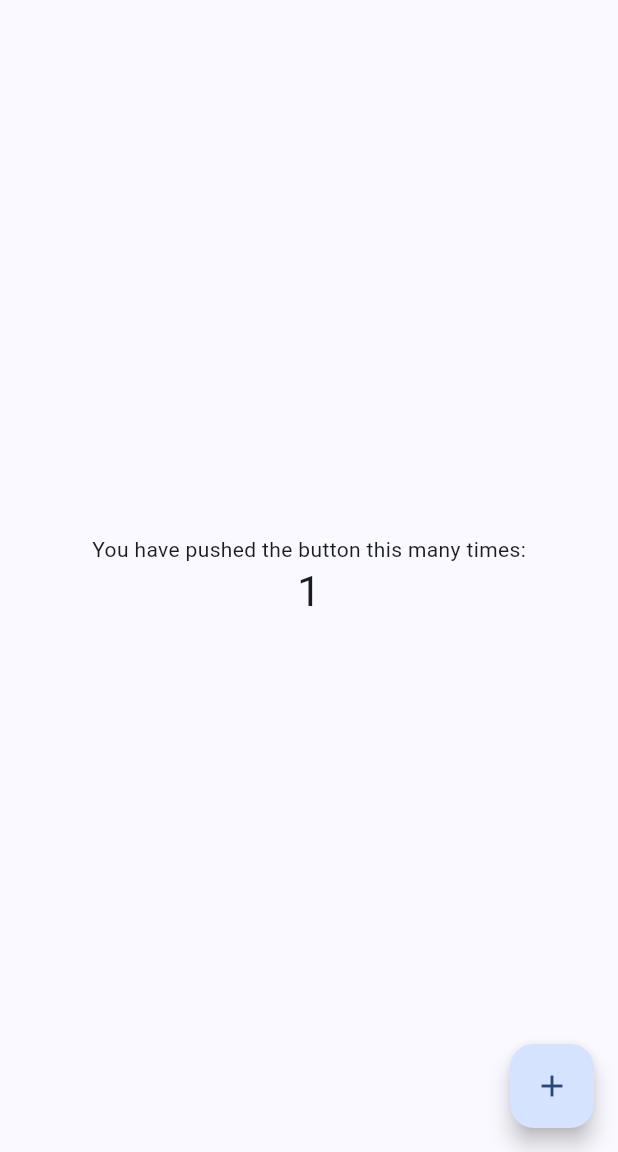
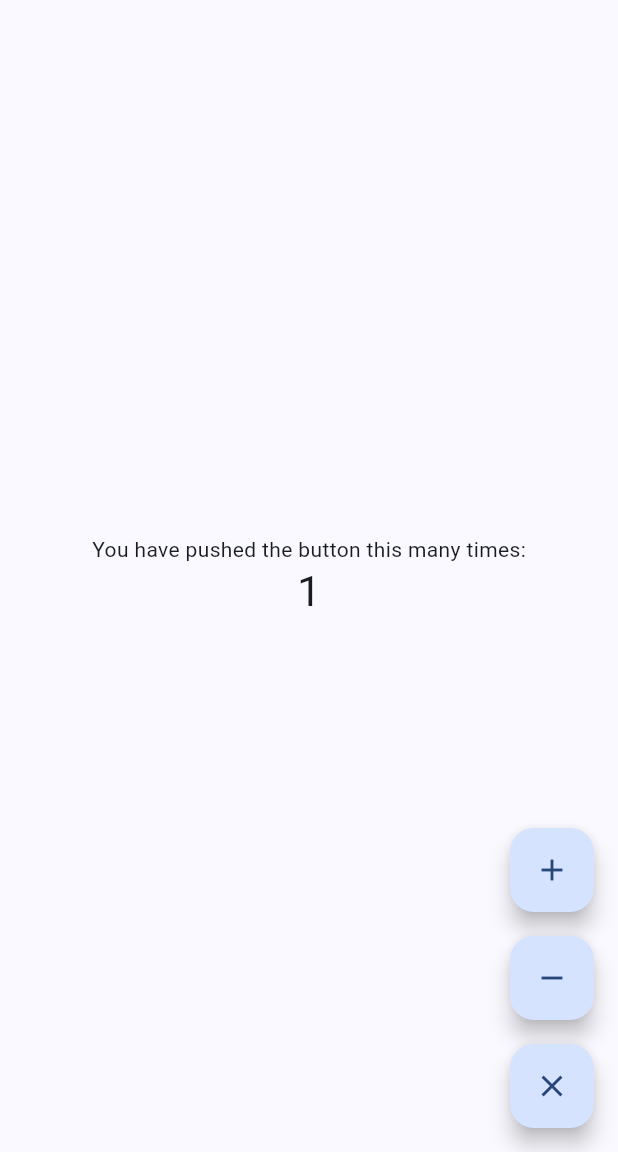
Before and after one commit to ilipovcev/flutter_theme_with_bloc, a Flutter app: the screen it shows after launch, after a tap on the "add" icon, on a phone screen of 412 x 824 dp, the part 84-1236 px from its top. Run offline on Flutter 3.47's test engine with Material 3 defaults, Android fonts, the phone set to English and light mode, and no system bars; our stand-ins replace equatable, flutter_bloc, hydrated_bloc.

Commit message:
add counter events

```diff
--- /dev/null
+++ b/devtools_options.yaml
@@ -0,0 +1 @@
+extensions:
--- /dev/null
+++ b/lib/core/theme/styles/constants.dart
@@ -0,0 +1,3 @@
+import 'package:flutter/material.dart';
+
+const heightSizedBox = SizedBox(height: 16);
--- a/lib/features/counter/controllers/counter_bloc.dart
+++ b/lib/features/counter/controllers/counter_bloc.dart
@@ -1,10 +1,10 @@
 import 'package:equatable/equatable.dart';
-import 'package:flutter_bloc/flutter_bloc.dart';
+import 'package:hydrated_bloc/hydrated_bloc.dart';
 
 part 'counter_event.dart';
 part 'counter_state.dart';
 
-class CounterBloc extends Bloc<CounterEvent, CounterState> {
+class CounterBloc extends HydratedBloc<CounterEvent, CounterState> {
   CounterBloc() : super(const CounterState(value: 0)) {
     on<Increment>(
       (event, emit) => _changeValue(state.value + 1, emit: emit),
@@ -12,8 +12,16 @@ class CounterBloc extends Bloc<CounterEvent, CounterState> {
     on<Decrement>(
       (event, emit) => _changeValue(state.value - 1, emit: emit),
     );
+    on<Clear>(
+      (event, emit) => _changeValue(0, emit: emit),
+    );
   }
 
-  void _changeValue(int value, {required Emitter<CounterState> emit}) =>
-      emit(state.copyWith(value: value));
+  void _changeValue(int value, {required Emitter<CounterState> emit}) => emit(state.copyWith(value: value));
+
+  @override
+  CounterState? fromJson(Map<String, dynamic> json) => CounterState.fromMap(json);
+
+  @override
+  Map<String, dynamic>? toJson(CounterState state) => state.toMap();
 }
--- a/lib/features/counter/controllers/counter_event.dart
+++ b/lib/features/counter/controllers/counter_event.dart
@@ -11,3 +11,7 @@ class Increment extends CounterEvent {
 class Decrement extends CounterEvent {
   const Decrement();
 }
+
+class Clear extends CounterEvent {
+  const Clear();
+}
--- a/lib/features/counter/controllers/counter_state.dart
+++ b/lib/features/counter/controllers/counter_state.dart
@@ -2,6 +2,10 @@ part of 'counter_bloc.dart';
 
 class CounterState extends Equatable {
   const CounterState({required this.value});
+
+  factory CounterState.fromMap(Map<String, dynamic> map) => CounterState(
+        value: map['value'] as int,
+      );
 
   final int value;
 
@@ -14,4 +18,8 @@ class CounterState extends Equatable {
       CounterState(
         value: value ?? this.value,
       );
+
+  Map<String, dynamic> toMap() => {
+        'value': value,
+      };
 }
--- /dev/null
+++ b/lib/features/counter/widgets/counter_control_buttons.dart
@@ -0,0 +1,40 @@
+import 'package:flutter/material.dart';
+import 'package:flutter_bloc/flutter_bloc.dart';
+import 'package:theme_bloc/core/theme/styles/constants.dart';
+import 'package:theme_bloc/features/counter/controllers/counter_bloc.dart';
+
+class CounterControlButtons extends StatelessWidget {
+  const CounterControlButtons({
+    super.key,
+  });
+
+  @override
+  Widget build(BuildContext context) => Column(
+        mainAxisSize: MainAxisSize.min,
+        children: [
+          FloatingActionButton(
+            onPressed: () => context.read<CounterBloc>().add(
+                  const Increment(),
+                ),
+            tooltip: 'Increment',
+            child: const Icon(Icons.add),
+          ),
+          heightSizedBox,
+          FloatingActionButton(
+            onPressed: () => context.read<CounterBloc>().add(
+                  const Decrement(),
+                ),
+            tooltip: 'Decrement',
+            child: const Icon(Icons.remove),
+          ),
+          heightSizedBox,
+          FloatingActionButton(
+            onPressed: () => context.read<CounterBloc>().add(
+                  const Clear(),
+                ),
+            tooltip: 'Clear',
+            child: const Icon(Icons.clear),
+          ),
+        ],
+      );
+}
--- a/lib/features/counter/widgets/counter_view.dart
+++ b/lib/features/counter/widgets/counter_view.dart
@@ -2,6 +2,7 @@ import 'package:flutter/material.dart';
 import 'package:flutter_bloc/flutter_bloc.dart';
 import 'package:theme_bloc/core/theme/controller/theme_bloc.dart';
 import 'package:theme_bloc/features/counter/controllers/counter_bloc.dart';
+import 'package:theme_bloc/features/counter/widgets/counter_control_buttons.dart';
 
 class CounterView extends StatelessWidget {
   const CounterView({super.key, required this.title});
@@ -15,13 +16,11 @@ class CounterView extends StatelessWidget {
           title: Text(title),
           actions: [
             _BrightnessButton(
-              handleBrightnessChange: (useLightMode) =>
-                  context.read<ThemeBloc>().add(
-                        ThemeEventChangeThemeMode(
-                          themeMode:
-                              useLightMode ? ThemeMode.light : ThemeMode.dark,
-                        ),
-                      ),
+              handleBrightnessChange: (useLightMode) => context.read<ThemeBloc>().add(
+                    ThemeEventChangeThemeMode(
+                      themeMode: useLightMode ? ThemeMode.light : ThemeMode.dark,
+                    ),
+                  ),
             ),
             IconButton(
               icon: const Icon(Icons.color_lens_rounded),
@@ -48,11 +47,7 @@ class CounterView extends StatelessWidget {
             ],
           ),
         ),
-        floatingActionButton: FloatingActionButton(
-          onPressed: () => context.read<CounterBloc>().add(const Increment()),
-          tooltip: 'Increment',
-          child: const Icon(Icons.add),
-        ),
+        floatingActionButton: const CounterControlButtons(),
       );
 }
 
@@ -70,9 +65,7 @@ class _BrightnessButton extends StatelessWidget {
       preferBelow: true,
       message: 'Toggle brightness',
       child: IconButton(
-        icon: isBright
-            ? const Icon(Icons.dark_mode_outlined)
-            : const Icon(Icons.light_mode_outlined),
+        icon: isBright ? const Icon(Icons.dark_mode_outlined) : const Icon(Icons.light_mode_outlined),
         onPressed: () => handleBrightnessChange(!isBright),
       ),
     );
```
